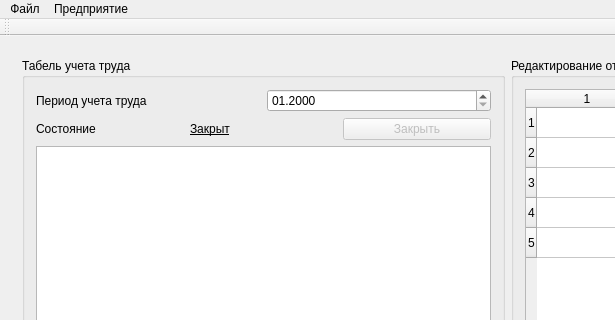
artemkurylev/mdkp, file SalaryCount/SalaryCount/salarycount.ui: the form before one commit; both pictures show x 0 to 615 and y 0 to 320 of the 817 by 549 pixel window.
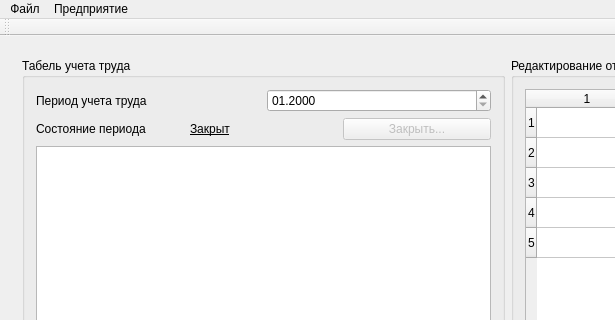
The form after the commit. Icons and pictures are not drawn.

Commit message: Виджеты управления периодами со страницы табелей

```diff
--- a/SalaryCount/SalaryCount/salarycount.ui
+++ b/SalaryCount/SalaryCount/salarycount.ui
@@ -464,7 +464,7 @@
              <item>
               <widget class="QLabel" name="label_14">
                <property name="text">
-                <string>Состояние</string>
+                <string>Состояние периода</string>
                </property>
               </widget>
              </item>
@@ -484,7 +484,7 @@
                 <bool>false</bool>
                </property>
                <property name="text">
-                <string>Закрыть</string>
+                <string>Закрыть...</string>
                </property>
               </widget>
              </item>
```
